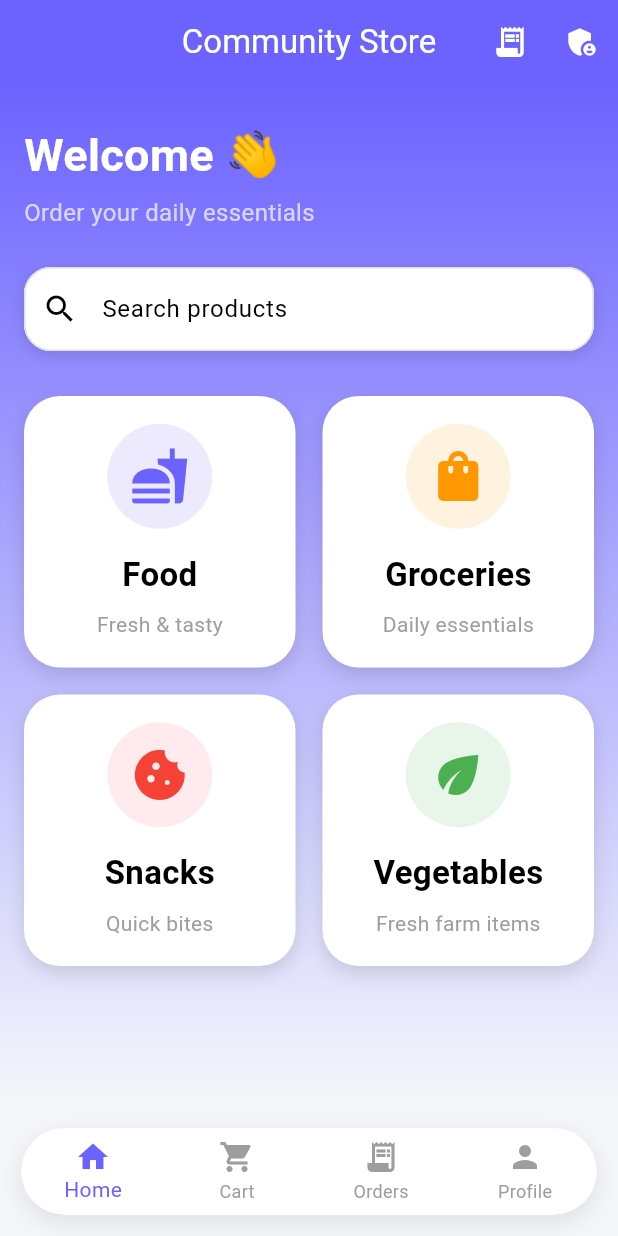
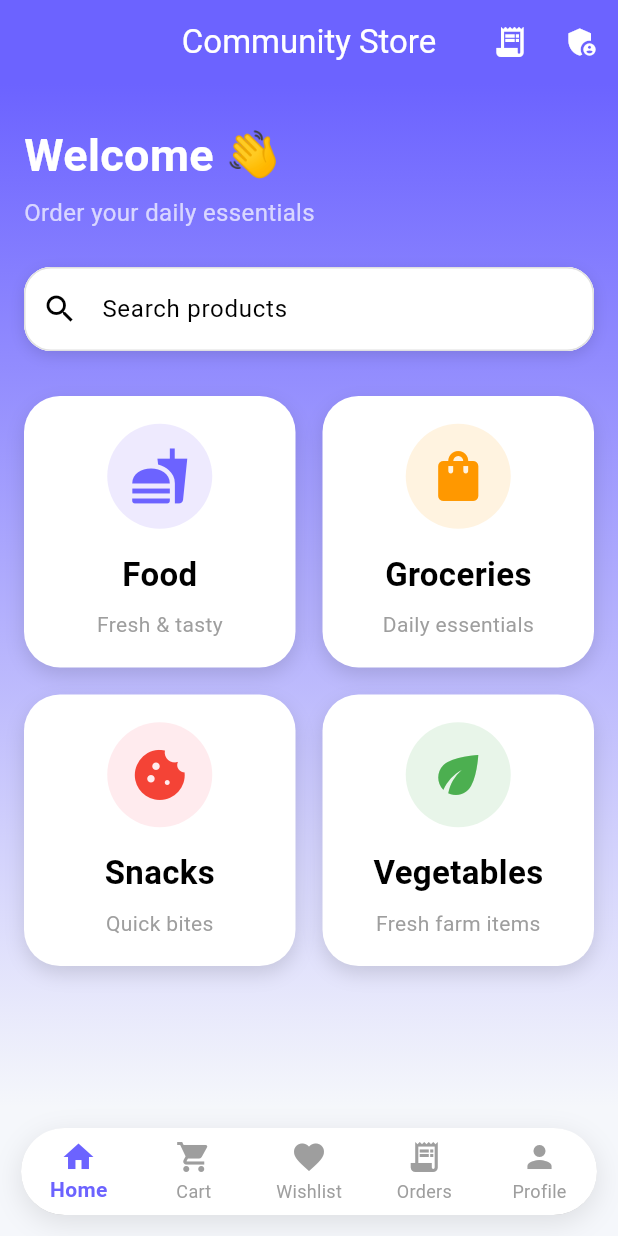
Before and after one commit to akkangarisandeep/ecommerce_app, a Flutter app: the BottomNavScreen screen opened directly, on a phone screen of 412 x 824 dp. Run offline on Flutter 3.47's test engine with Material 3 defaults, Android fonts, the phone set to English and light mode, and no system bars; our stand-ins replace cloud_firestore, firebase_auth, firebase_core, firebase_messaging, flutter_local_notifications; missing offline and left inert: razorpay_flutter; accounts and stored records are empty.

```diff
--- a/lib/screens/bottom_nav_screen.dart
+++ b/lib/screens/bottom_nav_screen.dart
@@ -2,10 +2,11 @@ import 'package:flutter/material.dart';
 
   import 'home_screen.dart';
   import 'cart_screen.dart';
+  import 'wishlist_screen.dart';
   import 'my_orders_screen.dart';
   import 'profile_screen.dart';
+
   class BottomNavScreen extends StatefulWidget {
-
     const BottomNavScreen({super.key});
 
     @override
@@ -18,25 +19,31 @@ class _BottomNavScreenState
 
     int currentIndex = 0;
 
-  // Shared Cart List
+    // Shared Lists
     List cartItems = [];
+    List wishlistItems = [];
 
     @override
     Widget build(BuildContext context) {
 
-    final List pages = [
+      final List<Widget> pages = [
 
         HomeScreen(
           cartItems: cartItems,
+          wishlistItems: wishlistItems,
         ),
 
         CartScreen(
           cartItems: cartItems,
         ),
 
+        WishlistScreen(
+          wishlistItems: wishlistItems,
+        ),
+
         MyOrdersScreen(),
 
-      ProfileScreen(),
+        const ProfileScreen(),
       ];
 
       return Scaffold(
@@ -98,6 +105,12 @@ class _BottomNavScreenState
               unselectedItemColor:
               Colors.grey,
 
+              selectedLabelStyle:
+              const TextStyle(
+                fontWeight:
+                FontWeight.bold,
+              ),
+
               items: const [
 
                 BottomNavigationBarItem(
@@ -118,6 +131,14 @@ class _BottomNavScreenState
                 BottomNavigationBarItem(
 
                   icon:
+                  Icon(Icons.favorite),
+
+                  label: "Wishlist",
+                ),
+
+                BottomNavigationBarItem(
+
+                  icon:
                   Icon(Icons.receipt_long),
 
                   label: "Orders",
@@ -125,7 +146,8 @@ class _BottomNavScreenState
 
                 BottomNavigationBarItem(
 
-                icon: Icon(Icons.person),
+                  icon:
+                  Icon(Icons.person),
 
                   label: "Profile",
                 ),
--- a/lib/screens/home_screen.dart
+++ b/lib/screens/home_screen.dart
@@ -3,32 +3,16 @@ import 'package:flutter/material.dart';
 import 'products_screen.dart';
 import 'admin_orders_screen.dart';
 import 'my_orders_screen.dart';
-
+import 'wishlist_screen.dart';
 class HomeScreen extends StatelessWidget {
   final List cartItems;
+  final List wishlistItems;
 
-  const HomeScreen(
-
-  {
-
-  super
-
-      .
-
-  key
-
-  ,
-
-  required
-
-  this
-
-      .
-
-  cartItems
-
-  ,
-});
+  const HomeScreen({
+    super.key,
+    required this.cartItems,
+    required this.wishlistItems,
+  });
   @override
 
   Widget build(BuildContext context) {
@@ -228,6 +212,7 @@ class HomeScreen extends StatelessWidget {
                             builder: (_) =>
                                 ProductsScreen(
                                   cartItems: cartItems,
+                                  wishlistItems: wishlistItems,
                                 ),
                           ),
                         );
@@ -331,6 +316,7 @@ class HomeScreen extends StatelessWidget {
                             builder: (_) =>
                                 ProductsScreen(
                                   cartItems: cartItems,
+                                  wishlistItems: wishlistItems,
                                 )                          ),
                         );
                       },
@@ -432,6 +418,7 @@ class HomeScreen extends StatelessWidget {
                             builder: (_) =>
                                 ProductsScreen(
                                   cartItems: cartItems,
+                                  wishlistItems: wishlistItems,
                                 )
                           ),
                         );
@@ -533,6 +520,7 @@ class HomeScreen extends StatelessWidget {
                             builder: (_) =>
                                 ProductsScreen(
                                   cartItems: cartItems,
+                                  wishlistItems: wishlistItems,
                                 )
                           ),
                         );
--- a/pubspec.yaml
+++ b/pubspec.yaml
@@ -35,6 +35,7 @@ dependencies:
   firebase_core: ^4.1.1
   firebase_auth: ^6.5.1
 
+  razorpay_flutter: ^1.3.7
   firebase_messaging: ^16.2.2
   flutter_local_notifications: ^17.2.1
   cloud_firestore: ^6.0.0
@@ -42,6 +43,7 @@ dependencies:
   # The following adds the Cupertino Icons font to your application.
   # Use with the CupertinoIcons class for iOS style icons.
   cupertino_icons: ^1.0.8
+
 
 
 
```
Also changed, not shown: lib/screens/cart_screen.dart (+9 -15 lines), lib/screens/product_details_screen.dart (added, +153 -0 lines), lib/screens/products_screen.dart (+77 -13 lines), lib/screens/wishlist_screen.dart (added, +65 -0 lines), lib/services/payment_service.dart (added, +56 -0 lines), pubspec.lock. Lines whose indentation alone changed are shown as unchanged.
